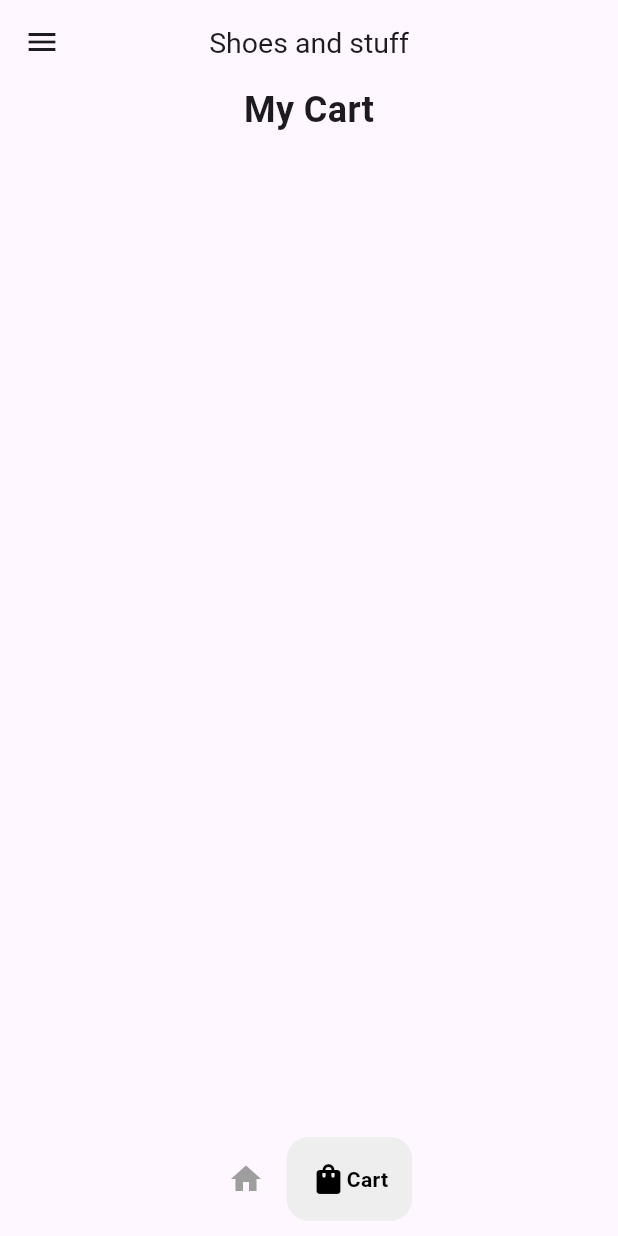
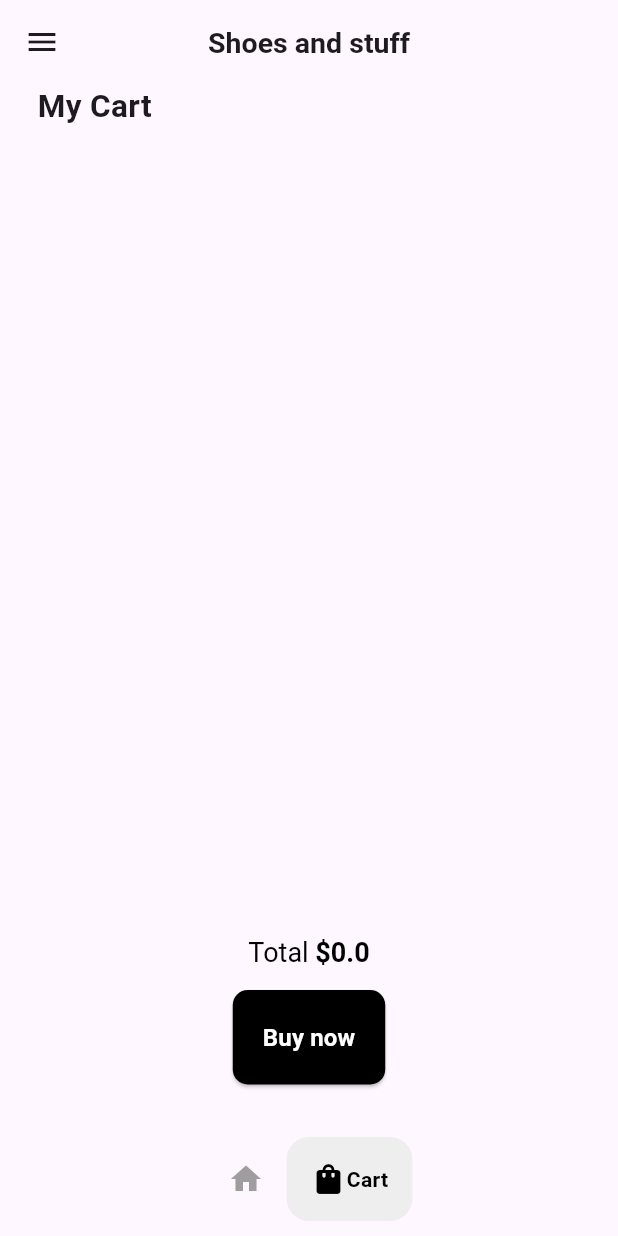
Before and after one commit to mateus-sartorio/ecommerce-app-frontend, a Flutter app: the HomePage screen opened directly, item 2 of the bottom bar chosen, on a phone screen of 412 x 824 dp. Run offline on Flutter 3.47's test engine with Material 3 defaults, Android fonts, the phone set to English and light mode, and no system bars; drawn by our look-alikes of google_nav_bar.

Commit message:
visual improvements made to all existing pages

```diff
--- /dev/null
+++ b/lib/components/big_button_tile.dart
@@ -0,0 +1,25 @@
+import 'package:flutter/material.dart';
+
+class BigButtonTile extends StatelessWidget {
+  final String text;
+  Function()? onPressed;
+
+  BigButtonTile({Key? key, required this.text, required this.onPressed})
+      : super(key: key);
+
+  @override
+  Widget build(BuildContext context) {
+    return ElevatedButton(
+        style: ElevatedButton.styleFrom(
+            padding: const EdgeInsets.all(20),
+            shape:
+                RoundedRectangleBorder(borderRadius: BorderRadius.circular(10)),
+            backgroundColor: Colors.black),
+        onPressed: onPressed,
+        child: Text(
+          text,
+          style: const TextStyle(
+              fontWeight: FontWeight.bold, fontSize: 16, color: Colors.white),
+        ));
+  }
+}
--- a/lib/models/cart.dart
+++ b/lib/models/cart.dart
@@ -49,7 +49,7 @@ class Cart extends ChangeNotifier {
   ];
 
   // list of items in user cart
-  List<Shoe> userCart = [];
+  Map<Shoe, int> userCart = {};
 
   // get lists of shoes for sale
   List<Shoe> getShoeList() {
@@ -57,13 +57,38 @@ class Cart extends ChangeNotifier {
   }
 
   // get cart
-  List<Shoe> getShopList() {
+  Map<Shoe, int> getShopList() {
     return userCart;
   }
 
   // add items to cart
   void addItemToCart(Shoe shoe) {
-    userCart.add(shoe);
+    int? currentCount = userCart[shoe];
+
+    if (currentCount != null) {
+      currentCount++;
+    } else {
+      currentCount = 1;
+    }
+
+    userCart[shoe] = currentCount;
+
+    notifyListeners();
+  }
+
+  void subtractItemAmmountFromCart(Shoe shoe) {
+    int? currentCount = userCart[shoe];
+
+    if (currentCount != null) {
+      if (currentCount > 1) {
+        currentCount--;
+      }
+    } else {
+      currentCount = 1;
+    }
+
+    userCart[shoe] = currentCount;
+
     notifyListeners();
   }
 
@@ -72,4 +97,19 @@ class Cart extends ChangeNotifier {
     userCart.remove(shoe);
     notifyListeners();
   }
+
+  double getTotalPrice() {
+    double total = 0;
+
+    for (Shoe key in userCart.keys) {
+      double? keyPrice = double.parse(key.price);
+      int? valueAmmount = userCart[key];
+
+      if (valueAmmount != null) {
+        total += keyPrice * valueAmmount;
+      }
+    }
+
+    return total;
+  }
 }
--- a/lib/pages/cart_page.dart
+++ b/lib/pages/cart_page.dart
@@ -1,24 +1,37 @@
+import 'package:ecommerce_app/components/big_button_tile.dart';
 import 'package:ecommerce_app/components/cart_item_tile.dart';
 import 'package:ecommerce_app/models/cart.dart';
 import 'package:ecommerce_app/models/shoe.dart';
 import 'package:flutter/material.dart';
 import 'package:provider/provider.dart';
 
-class CartPage extends StatelessWidget {
+class CartPage extends StatefulWidget {
   const CartPage({Key? key}) : super(key: key);
 
+  @override
+  State<CartPage> createState() => _CartPageState();
+}
+
+class _CartPageState extends State<CartPage> {
   @override
   Widget build(BuildContext context) {
     return Consumer<Cart>(
         builder: (context, value, child) => Padding(
-              padding: const EdgeInsets.symmetric(horizontal: 25),
+              padding: const EdgeInsets.only(left: 25, right: 25, bottom: 25),
               child: Column(
+                mainAxisAlignment: MainAxisAlignment.start,
                 children: [
                   // heading
-                  const Text(
-                    "My Cart",
-                    style: TextStyle(fontWeight: FontWeight.bold, fontSize: 24),
-                  ),
+                  const Row(children: [
+                    Text(
+                      "My Cart",
+                      style:
+                          TextStyle(fontWeight: FontWeight.bold, fontSize: 21),
+                    ),
+                    SizedBox(
+                      width: 1,
+                    )
+                  ]),
 
                   const SizedBox(
                     height: 10,
@@ -29,14 +42,35 @@ class CartPage extends StatelessWidget {
                           itemCount: value.getShopList().length,
                           itemBuilder: ((context, index) {
                             // get individual shoe
-                            Shoe shoe = value.getShopList()[index];
+                            Shoe shoe =
+                                value.getShopList().keys.toList()[index];
 
-                            return CartItemTile(
-                              shoe: shoe,
-                            );
+                            int ammount =
+                                value.getShopList().values.toList()[index];
+
+                            return CartItemTile(shoe: shoe, ammount: ammount);
 
                             // return the cart icon
-                          })))
+                          }))),
+
+                  // Text("${value.getShopList().entries.reduce()}")
+                  Container(
+                    margin: const EdgeInsets.only(bottom: 15),
+                    child: RichText(
+                      text: TextSpan(
+                          style: const TextStyle(
+                              fontSize: 18, color: Colors.black),
+                          children: [
+                            const TextSpan(text: "Total "),
+                            TextSpan(
+                                text: "\$${value.getTotalPrice()}",
+                                style: const TextStyle(
+                                    fontWeight: FontWeight.bold))
+                          ]),
+                    ),
+                  ),
+
+                  BigButtonTile(text: "Buy now", onPressed: () {})
                 ],
               ),
             ));
--- a/lib/pages/home_page.dart
+++ b/lib/pages/home_page.dart
@@ -37,7 +37,7 @@ class _HomePageState extends State<HomePage> {
           centerTitle: true,
           title: const Text(
             "Shoes and stuff",
-            style: TextStyle(fontSize: 19),
+            style: TextStyle(fontSize: 19, fontWeight: FontWeight.bold),
           ),
           backgroundColor: Colors.transparent,
           elevation: 0,
```
Also changed, not shown: lib/components/cart_item_tile.dart (+65 -6 lines), lib/components/shoe_tile.dart (+8 -2 lines), lib/pages/intro_page.dart (+5 -15 lines), lib/pages/shop_page.dart (+20 -7 lines).
